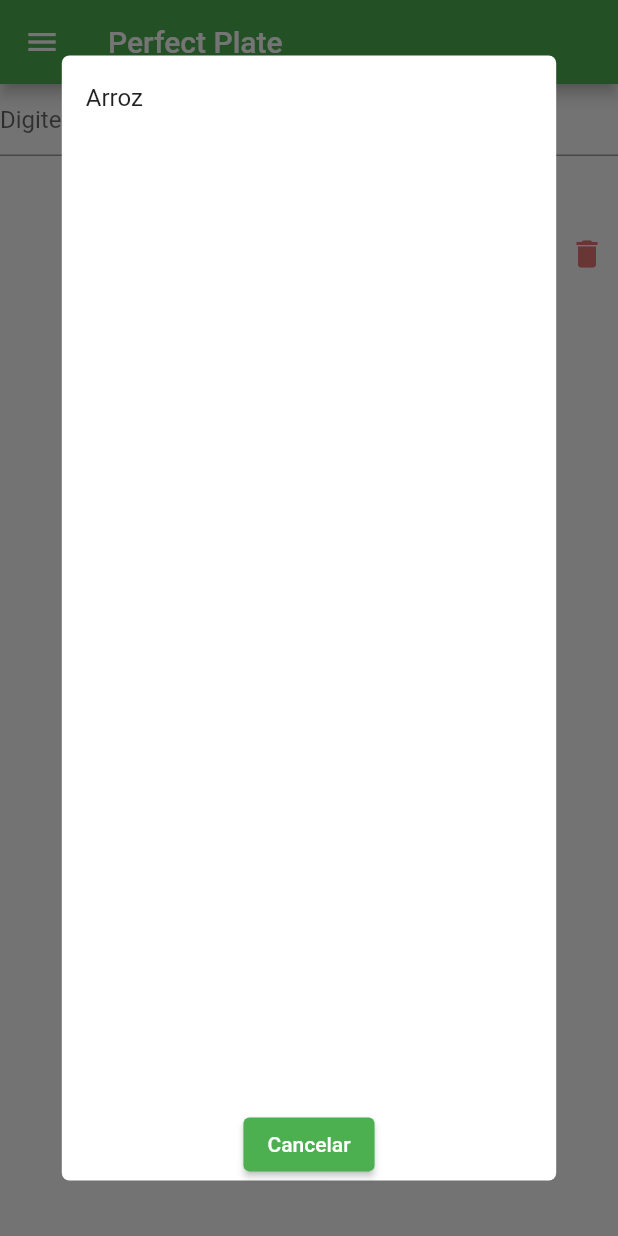
After one commit to zizima100/PerfectPlate, a Flutter app: the HomePage screen opened by its route, after a tap on the "add" icon, after a tap on "Arroz", on a phone screen of 412 x 824 dp. The commit adds this screen. Run offline on Flutter 3.47's test engine with Material 2 defaults, Android fonts, the phone set to English and light mode, and no system bars; our stand-ins replace bloc, equatable, flutter_bloc, sizer.

Commit message:
plate insertion to backend mocked working

```diff
--- a/mobile/perfectplate/lib/data/data_provider/plates_api_provider.dart
+++ b/mobile/perfectplate/lib/data/data_provider/plates_api_provider.dart
@@ -3,10 +3,21 @@
 
 class PlatesApiProvider {
   final http.Client _client = http.Client();
+  String _route = '';
 
   Future<String> insertPlate(String plate) async {
+    _route = '/plates/plate/insert';
+    return await _insert(plate);
+  }
+
+  Future<String> insertPlateIngredient(String plateIngredient) async {
+    _route = '/plates/ingredient/insert';
+    return await _insert(plateIngredient);
+  }
+
+  Future<String> _insert(String plate) async {
     final response = await _client.post(
-      Uri.parse(ApisHosts.meals + '/plates/plate/insert'),
+      Uri.parse(ApisHosts.meals + _route),
       headers: <String, String>{
         'Content-Type': 'application/json; charset=UTF-8',
       },
--- a/mobile/perfectplate/lib/data/models/meals/plates.dart
+++ /dev/null
@@ -1,29 +0,0 @@
-import 'dart:convert';
-
-class Plate {
-  final int userId;
-  final String name;
-  final DateTime date;
-
-  Plate(this.userId, this.name, this.date);
-
-  Map<String, dynamic> toMap() {
-    return {
-      'user_id': userId,
-      'name': name,
-      'date': date.toIso8601String(),
-    };
-  }
-
-  factory Plate.fromMap(Map<String, dynamic> map) {
-    return Plate(
-      map['user_id'],
-      map['name'],
-      DateTime.parse(map['date']),
-    );
-  }
-
-  String toJson() => json.encode(toMap());
-
-  factory Plate.fromJson(String source) => Plate.fromMap(json.decode(source));
-}
--- /dev/null
+++ b/mobile/perfectplate/lib/data/models/plates/plates.dart
@@ -0,0 +1,93 @@
+import 'dart:convert';
+
+class RawPlate {
+  final int userId;
+  final String name;
+  final DateTime date;
+
+  RawPlate({
+    required this.userId,
+    required this.name,
+    required this.date,
+  });
+
+  Map<String, dynamic> toMap() {
+    return {
+      'user_id': userId,
+      'name': name,
+      'date': date.toIso8601String(),
+    };
+  }
+
+  factory RawPlate.fromMap(Map<String, dynamic> map) {
+    return RawPlate(
+      userId: map['user_id'],
+      name: map['name'],
+      date: DateTime.parse(map['date']),
+    );
+  }
+
+  String toJson() => json.encode(toMap());
+
+  factory RawPlate.fromJson(String source) =>
+      RawPlate.fromMap(json.decode(source));
+}
+
+class RawPlateIngredient {
+  final int ingredientId;
+  final int plateId;
+  final int numberOfPortions;
+
+  const RawPlateIngredient({
+    required this.ingredientId,
+    required this.plateId,
+    required this.numberOfPortions,
+  });
+
+  Map<String, dynamic> toMap() {
+    return {
+      'ingredient_id': ingredientId,
+      'plate_id': plateId,
+      'number_of_portions': numberOfPortions,
+    };
+  }
+
+  factory RawPlateIngredient.fromMap(Map<String, dynamic> map) {
+    return RawPlateIngredient(
+      ingredientId: map['ingredient_id'],
+      plateId: map['plate_id'],
+      numberOfPortions: map['number_of_portions'],
+    );
+  }
+
+  String toJson() => json.encode(toMap());
+
+  factory RawPlateIngredient.fromJson(String source) =>
+      RawPlateIngredient.fromMap(json.decode(source));
+}
+
+class Plate {
+  final String name;
+  final DateTime date;
+  final List<PlateIngredient> plateIngredients;
+
+  Plate({
+    required this.name,
+    required this.date,
+    required this.plateIngredients,
+  });
+}
+
+class PlateIngredient {
+  final int ingredientId;
+  int? numberOfPortions;
+
+  PlateIngredient({
+    required this.ingredientId,
+    this.numberOfPortions,
+  });
+
+  @override
+  String toString() =>
+      'PlateIngredient(ingredientId: $ingredientId, numberOfPortions: $numberOfPortions)';
+}
--- a/mobile/perfectplate/lib/data/repositories/plates_repository.dart
+++ b/mobile/perfectplate/lib/data/repositories/plates_repository.dart
@@ -1,14 +1,22 @@
 import 'dart:convert';
 import 'package:perfectplate/data/data_provider/plates_api_provider.dart';
-import 'package:perfectplate/data/models/meals/plates.dart';
+import 'package:perfectplate/data/models/plates/plates.dart';
 
 class PlatesRepository {
   final PlatesApiProvider _provider = PlatesApiProvider();
 
-  Future<int?> insertPlate(Plate plate) async {
+  Future<int?> insertPlate(RawPlate plate) async {
     String body = await _provider.insertPlate(plate.toJson());
     Map<String, dynamic> bodyDecoded = json.decode(body);
-    if(bodyDecoded['ok']) {
+    if (bodyDecoded['ok']) {
+      return bodyDecoded['data'];
+    }
+  }
+
+  Future<void> insertPlateIngredient(RawPlateIngredient plate) async {
+    String body = await _provider.insertPlateIngredient(plate.toJson());
+    Map<String, dynamic> bodyDecoded = json.decode(body);
+    if (bodyDecoded['ok']) {
       return bodyDecoded['data'];
     }
   }
--- a/mobile/perfectplate/lib/logic/bloc/plates_bloc/plates_bloc.dart
+++ b/mobile/perfectplate/lib/logic/bloc/plates_bloc/plates_bloc.dart
@@ -1,6 +1,6 @@
 import 'package:bloc/bloc.dart';
 import 'package:equatable/equatable.dart';
-import 'package:perfectplate/data/models/meals/plates.dart';
+import 'package:perfectplate/data/models/plates/plates.dart';
 import 'package:perfectplate/data/repositories/plates_repository.dart';
 
 part 'plates_event.dart';
@@ -12,21 +12,24 @@
 
   PlatesBloc() : super(MealsInitial()) {
     on<UserAuthenticated>(_onUserAuthenticated);
-    on<PlateInsertionStartedEvent>(_onPlateInsertionStarted);
   }
 
   void _onUserAuthenticated(UserAuthenticated event, _) {
     _userId = event.userId;
   }
 
-  Future<void> _onPlateInsertionStarted(PlateInsertionStartedEvent event, _) async {
+  Future<void> insertPlate(Plate plate) async {
     int? plateId = await _repository.insertPlate(
-      Plate(_userId!, 'Teste pelo flutter', DateTime.now())
-    );
+        RawPlate(userId: _userId!, name: plate.name, date: plate.date));
 
-    print('plateId = $plateId');
-
+    for (var plateIngredient in plate.plateIngredients) {
+      await _repository.insertPlateIngredient(
+        RawPlateIngredient(
+          ingredientId: plateIngredient.ingredientId,
+          plateId: plateId!,
+          numberOfPortions: plateIngredient.numberOfPortions!,
+        ),
+      );
+    }
   }
-
-  int? get userId => _userId;
 }
--- a/mobile/perfectplate/lib/logic/bloc/plates_bloc/plates_event.dart
+++ b/mobile/perfectplate/lib/logic/bloc/plates_bloc/plates_event.dart
@@ -10,12 +10,3 @@
   @override
   List<Object?> get props => [userId];
 }
-
-class PlateInsertionStartedEvent extends PlatesEvent {
-  final String name;
-
-  PlateInsertionStartedEvent({required this.name});
-
-  @override
-  List<Object?> get props => [];
-}
--- /dev/null
+++ b/mobile/perfectplate/lib/presentation/screens/home/widgets/ingredients_modal.dart
@@ -0,0 +1,55 @@
+import 'package:flutter/material.dart';
+import 'package:sizer/sizer.dart';
+
+class IngredientsModal extends StatelessWidget {
+  final Function(int) onIngredinetTap;
+
+  const IngredientsModal({
+    Key? key,
+    required this.onIngredinetTap,
+  }) : super(key: key);
+
+  @override
+  Widget build(BuildContext context) {
+    return Material(
+      color: Colors.transparent,
+      child: Container(
+        margin: EdgeInsets.symmetric(
+          horizontal: 5.h,
+          vertical: 9.w,
+        ),
+        decoration: BoxDecoration(
+          color: Colors.white,
+          borderRadius: BorderRadius.circular(5),
+        ),
+        child: Column(
+          mainAxisAlignment: MainAxisAlignment.spaceBetween,
+          children: [
+            Flexible(
+              flex: 8,
+              child: ListView.builder(
+                itemCount: 1,
+                itemBuilder: (context, index) {
+                  return ListTile(
+                    onTap: () {
+                      onIngredinetTap(1);
+                      Navigator.of(context).pop();
+                    },
+                    title: Text('Arroz'),
+                  );
+                },
+              ),
+            ),
+            Flexible(
+              flex: 1,
+              child: ElevatedButton(
+                child: Text('Cancelar'),
+                onPressed: () => Navigator.of(context).pop(),
+              ),
+            )
+          ],
+        ),
+      ),
+    );
+  }
+}
--- a/mobile/perfectplate/lib/presentation/screens/home/widgets/plate_insertion.dart
+++ b/mobile/perfectplate/lib/presentation/screens/home/widgets/plate_insertion.dart
@@ -1,4 +1,8 @@
 import 'package:flutter/material.dart';
+import 'package:flutter_bloc/flutter_bloc.dart';
+import 'package:perfectplate/data/models/plates/plates.dart';
+import 'package:perfectplate/logic/bloc/plates_bloc/plates_bloc.dart';
+import 'package:perfectplate/presentation/screens/home/widgets/ingredients_modal.dart';
 import 'package:sizer/sizer.dart';
 
 class PlateInsertionWidget extends StatefulWidget {
@@ -14,6 +18,9 @@
   late String _plateName;
   late List<Widget> _ingredientsWidgets;
   late int _platesCount;
+  late List<PlateIngredient> _plateIngredients;
+  late String _ingredientType;
+  final List<String> _ingredientsType = ['Carboidrato', 'Vegetal', 'Proteína'];
 
   @override
   void initState() {
@@ -22,6 +29,8 @@
     _plateName = '';
     _ingredientsWidgets = [];
     _platesCount = 0;
+    _plateIngredients = [];
+    _ingredientType = 'Carboidrato';
     super.initState();
   }
 
@@ -46,37 +55,59 @@
           Row(
             mainAxisAlignment: MainAxisAlignment.center,
             children: [
-              DropdownButton(
-                items: const <DropdownMenuItem<dynamic>>[
-                  DropdownMenuItem(child: Text('Carboidrato'),),
-                ],
+              DropdownButton<String>(
+                value: _ingredientType,
+                onChanged: (value) {
+                  setState(() {
+                    _ingredientType = value ?? '';
+                  });
+                },
+                items: _ingredientsType.map((value) {
+                  return DropdownMenuItem(
+                    value: value,
+                    child: Text(value),
+                  );
+                }).toList(),
               ),
               IconButton(
-                onPressed: () {
-                  setState(() {
-                    _platesCount++;
-                  });
-                  var ingredientKey = ValueKey('plate$_platesCount');
-                  setState(() {
-                    _ingredientsWidgets.add(
-                      IngredientWidget(
-                        key: ValueKey(ingredientKey),
-                        type: 'Carboidratos',
-                        name: 'Arroz',
-                        onePortionQuantity: 200,
-                        onDeleteTap: () {
-                          setState(() => _ingredientsWidgets.removeWhere((i) {
-                            return i.key == ValueKey(ingredientKey);
-                          }));
-                        },
-                      ),
-                    );
-                  });
+                onPressed: () async {
                   _scrollController.animateTo(
                     _scrollController.position.maxScrollExtent,
                     duration: Duration(seconds: 1),
                     curve: Curves.fastOutSlowIn,
                   );
+                  setState(() {
+                    _platesCount++;
+                  });
+                  var ingredient = PlateIngredient(ingredientId: 1);
+                  // TODO: set ingredient id according to selected
+                  _plateIngredients.add(ingredient);
+                  var ingredientKey = ValueKey('plate$_platesCount');
+                  setState(() {
+                    _ingredientsWidgets.add(
+                      IngredientWidget(
+                        key: ingredientKey,
+                        type: _ingredientType,
+                        name: 'Arroz',
+                        onePortionQuantity: 200,
+                        onDeleteTap: () {
+                          setState(
+                            () => _ingredientsWidgets.removeWhere(
+                              (i) {
+                                return i.key == ingredientKey;
+                              },
+                            ),
+                          );
+                          _plateIngredients.remove(ingredient);
+                        },
+                        onNumberOfPortionsChanged: (value) {
+                          ingredient.numberOfPortions =
+                              int.tryParse(value) ?? 0;
+                        },
+                        onIngredientChanged: (int previousId, int currentId) {},
+                      ),
+                    );
+                  });
                 },
                 icon: Icon(Icons.add),
               ),
@@ -84,10 +115,14 @@
           ),
           ElevatedButton(
             child: Text('Registrar prato'),
-            onPressed: () {
-              print('plateName = $_plateName');
-              // BlocProvider.of<PlatesBloc>(context)
-              //     .add(PlateInsertionStartedEvent(name: _plateName));
+            onPressed: () async {
+              await BlocProvider.of<PlatesBloc>(context).insertPlate(
+                Plate(
+                  date: DateTime.now(),
+                  name: _plateName,
+                  plateIngredients: _plateIngredients,
+                ),
+              );
             },
           )
         ],
@@ -98,6 +133,8 @@
 
 class IngredientWidget extends StatefulWidget {
   final Function onDeleteTap;
+  final void Function(String) onNumberOfPortionsChanged;
+  final void Function(int, int) onIngredientChanged;
   final String type;
   final String name;
   final double onePortionQuantity;
@@ -108,6 +145,8 @@
     required this.type,
     required this.name,
     required this.onePortionQuantity,
+    required this.onNumberOfPortionsChanged,
+    required this.onIngredientChanged,
   }) : super(key: key);
 
   @override
@@ -126,7 +165,22 @@
             child: Column(
               children: [
                 Text(widget.type),
-                _SquareContainer(child: Text(widget.name)),
+                GestureDetector(
+                    child: _SquareContainer(child: Text(widget.name)),
+                    onTap: () async {
+                      await showDialog(
+                        context: context,
+                        builder: (context) {
+                          return IngredientsModal(
+                            onIngredinetTap: (int newId) {
+                              widget.onIngredientChanged(1, newId);
+                            },
+                          );
+                        },
+                        useSafeArea: true,
+                        barrierDismissible: true,
+                      );
+                    }),
                 SizedBox(height: 0.8.h),
                 Row(
                   mainAxisAlignment: MainAxisAlignment.spaceAround,
@@ -136,7 +190,9 @@
                       child: Column(
                         children: [
                           Text('Uma porção'),
-                          _SquareContainer(child: Text(widget.onePortionQuantity.toString())),
+                          _SquareContainer(
+                              child:
+                                  Text(widget.onePortionQuantity.toString())),
                         ],
                       ),
                     ),
@@ -159,19 +215,21 @@
                                 border: InputBorder.none,
                                 counterText: '',
                                 enabledBorder: OutlineInputBorder(
-                                borderSide: BorderSide(width: 1, color: Colors.black),
+                                  borderSide:
+                                      BorderSide(width: 1, color: Colors.black),
                                 ),
                                 focusedBorder: OutlineInputBorder(
-                                borderSide: BorderSide(width: 1, color: Colors.black),
+                                  borderSide:
+                                      BorderSide(width: 1, color: Colors.black),
                                 ),
                                 constraints: BoxConstraints(
                                   maxHeight: 3.5.h,
                                   maxWidth: 14.w,
-                              )
-                            ),
+                                )),
                             textAlign: TextAlign.center,
                             keyboardType: TextInputType.number,
-                            onChanged: (value) {},
+                            onChanged: (value) =>
+                                widget.onNumberOfPortionsChanged(value),
                           ),
                         ],
                       ),
```
Lines whose indentation alone changed are shown as unchanged.
